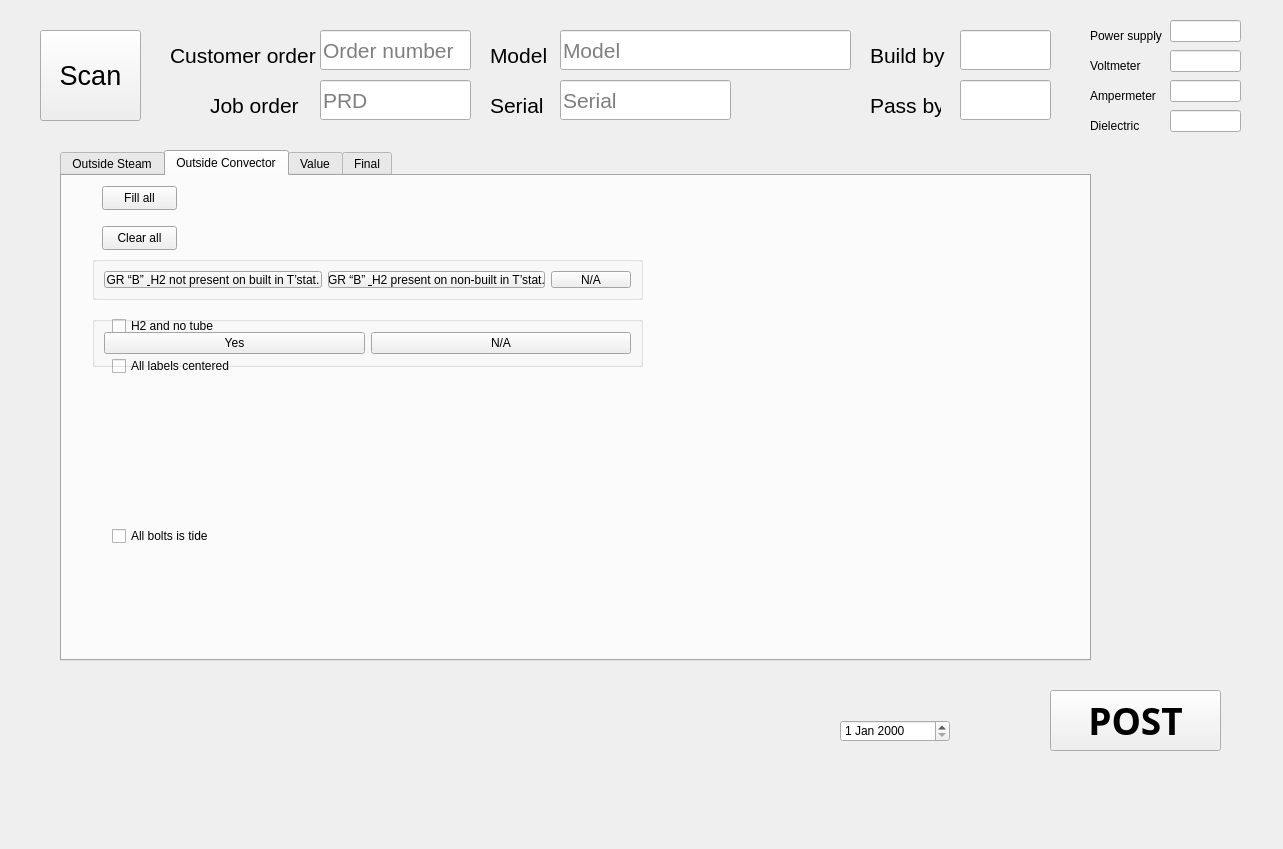
yehor393/TesterReport, file frontend.ui: the form before one commit.
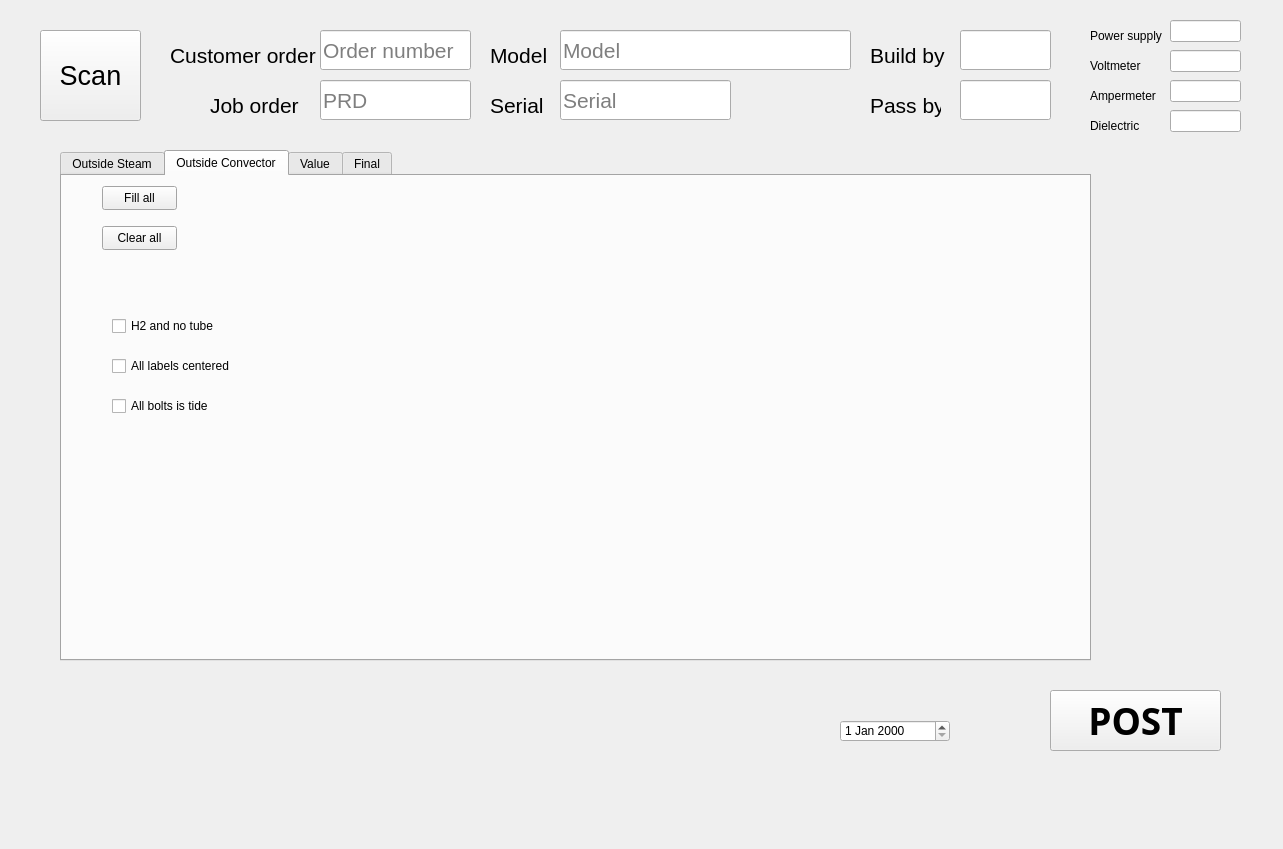
The form after the commit. Icons and pictures are not drawn.

What changed in the file:
```diff
--- a/frontend.ui
+++ b/frontend.ui
@@ -252,7 +252,7 @@
       <property name="geometry">
        <rect>
         <x>50</x>
-        <y>350</y>
+        <y>220</y>
         <width>151</width>
         <height>20</height>
        </rect>
@@ -302,86 +302,6 @@
        <string>Fill all</string>
       </property>
      </widget>
-     <widget class="QGroupBox" name="groupBox">
-      <property name="geometry">
-       <rect>
-        <x>30</x>
-        <y>80</y>
-        <width>551</width>
-        <height>44</height>
-       </rect>
-      </property>
-      <property name="title">
-       <string/>
-      </property>
-      <layout class="QHBoxLayout" name="horizontalLayout">
-       <item>
-        <widget class="QPushButton" name="yes_button">
-         <property name="text">
-          <string>GR “B” &amp; H2 not present on built in T’stat.</string>
-         </property>
-         <property name="checkable">
-          <bool>true</bool>
-         </property>
-        </widget>
-       </item>
-       <item>
-        <widget class="QPushButton" name="no_button">
-         <property name="text">
-          <string>GR “B” &amp; H2 present on non-built in T’stat.</string>
-         </property>
-         <property name="checkable">
-          <bool>true</bool>
-         </property>
-        </widget>
-       </item>
-       <item>
-        <widget class="QPushButton" name="na_button">
-         <property name="text">
-          <string>N/A</string>
-         </property>
-         <property name="checkable">
-          <bool>true</bool>
-         </property>
-        </widget>
-       </item>
-      </layout>
-     </widget>
-     <widget class="QGroupBox" name="enclosure_groupbox">
-      <property name="geometry">
-       <rect>
-        <x>30</x>
-        <y>140</y>
-        <width>551</width>
-        <height>51</height>
-       </rect>
-      </property>
-      <property name="title">
-       <string/>
-      </property>
-      <layout class="QHBoxLayout" name="horizontalLayout_2">
-       <item>
-        <widget class="QPushButton" name="pushButton">
-         <property name="text">
-          <string>Yes</string>
-         </property>
-         <property name="checkable">
-          <bool>true</bool>
-         </property>
-        </widget>
-       </item>
-       <item>
-        <widget class="QPushButton" name="pushButton_3">
-         <property name="text">
-          <string>N/A</string>
-         </property>
-         <property name="checkable">
-          <bool>true</bool>
-         </property>
-        </widget>
-       </item>
-      </layout>
-     </widget>
     </widget>
     <widget class="QWidget" name="ValueTab">
      <attribute name="title">
```
